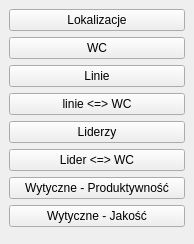
First picture: the form in Forms/ustawieniaMenu.ui, repository kolomir/place_v2, before the edit.
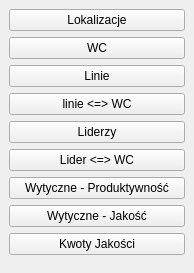
Second picture: the form after the edit.

Commit message: 08.08.2024 - dodanie formulaż│a do dodawania i edycji kwoty za cele jakościowe

Diff of the .ui file:
```diff
--- a/Forms/ustawieniaMenu.ui
+++ b/Forms/ustawieniaMenu.ui
@@ -7,7 +7,7 @@
     <x>0</x>
     <y>0</y>
     <width>194</width>
-    <height>244</height>
+    <height>273</height>
    </rect>
   </property>
   <property name="windowTitle">
@@ -88,6 +88,13 @@
         </property>
        </widget>
       </item>
+      <item>
+       <widget class="QPushButton" name="btn_kwoty">
+        <property name="text">
+         <string>Kwoty Jakości</string>
+        </property>
+       </widget>
+      </item>
      </layout>
     </widget>
    </item>
```
The commit also changes 10 other files.
